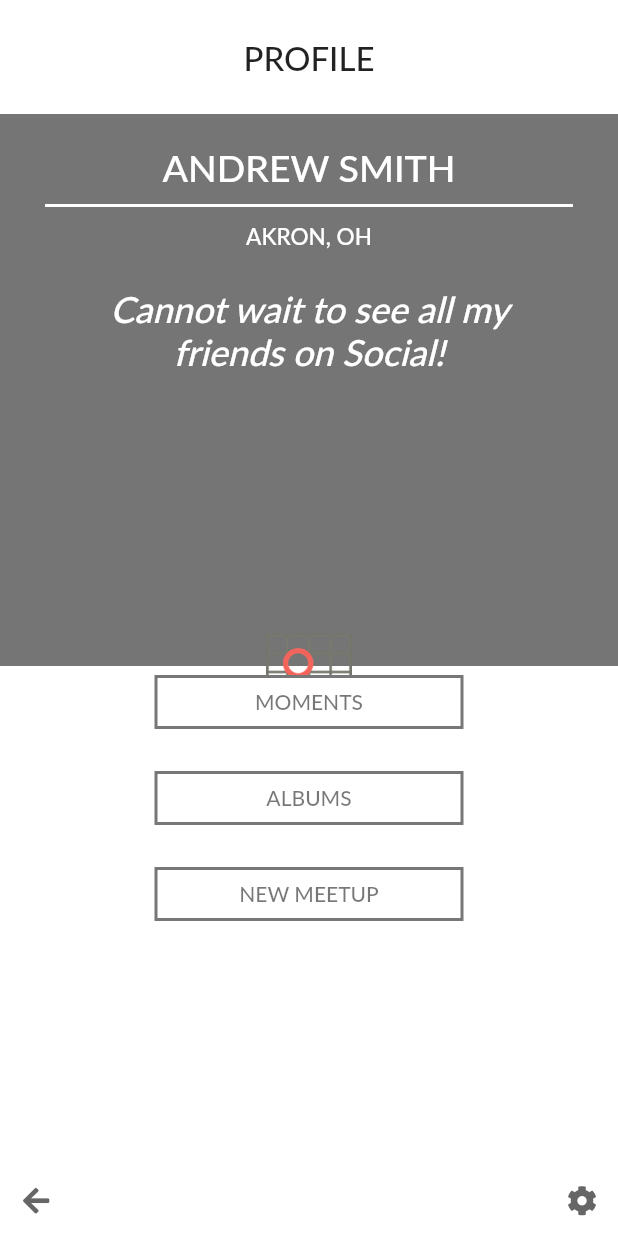
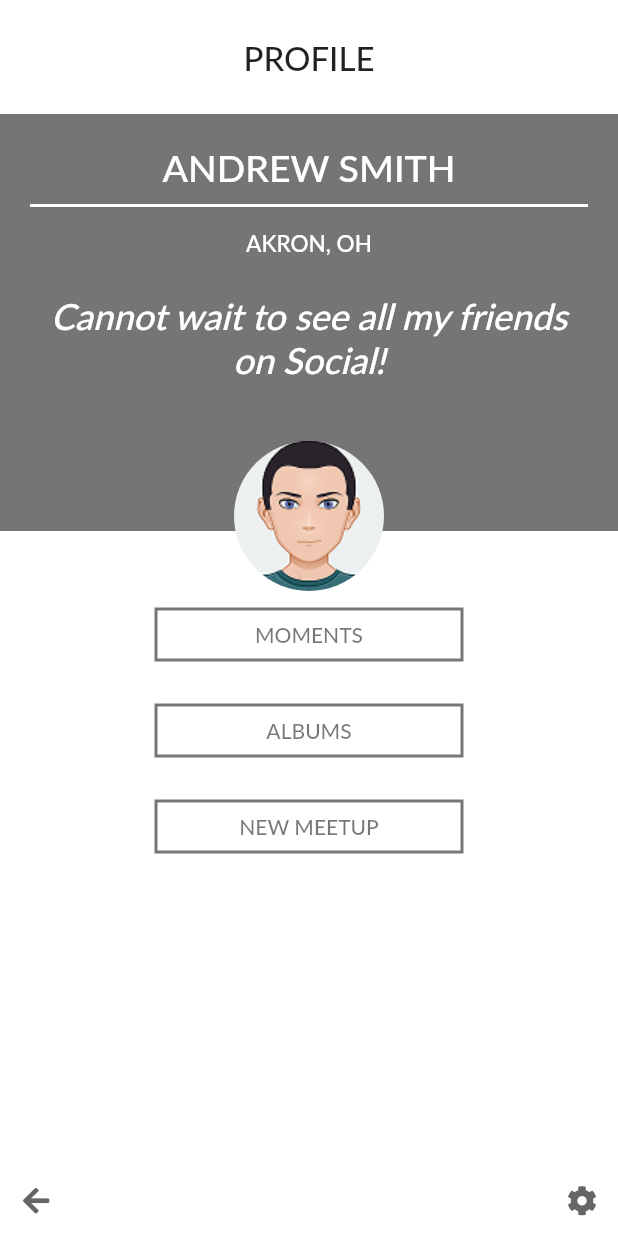
Before and after one commit to dboots/social, a Flutter app: the ProfilePage screen opened by its route, on a phone screen of 412 x 824 dp. Run offline on Flutter 3.47's test engine with Material 2 defaults, Android fonts, the phone set to English and light mode, and no system bars; our stand-ins replace camera, font_awesome_flutter.

Commit message:
fix: style of profile page

```diff
--- a/lib/widgets/profile/profile.dart
+++ b/lib/widgets/profile/profile.dart
@@ -33,24 +33,34 @@ class _ProfilePageState extends State<ProfilePage> {
               Center(
                   child: Container(
                       decoration: new BoxDecoration(color: Colors.black54),
-                      padding: EdgeInsets.all(20.0),
-                      child: Column(children: <Widget>[
-                        Text('ANDREW SMITH',
+                      margin: EdgeInsets.only(bottom: 45.0),
+                      padding: EdgeInsets.only(top: 15.0, left: 15.0, right: 15.0),
+                      child: Column(children: [
+                        Container(
+                          padding: EdgeInsets.all(5.0),
+                          child: Text('ANDREW SMITH',
                               style: TextStyle(
                                   fontFamily: 'Lato',
                                   fontSize: 25.0,
-                                color: Color(0xFFFFFFFF))),
+                                  color: Color(0xFFFFFFFF)),
+                              textAlign: TextAlign.center)
+                        ),
                         Container(
                             height: 2.0,
-                            margin: EdgeInsets.all(10.0),
-                            color: Colors.white),
-                        Text('AKRON, OH',
+                            margin: EdgeInsets.all(5.0),
+                            color: Colors.white
+                        ),
+                        Container(
+                          padding: EdgeInsets.all(10.0),
+                          child: Text('AKRON, OH',
                               style: TextStyle(
                                   fontFamily: 'Lato',
                                   fontSize: 15.0,
-                                color: Color(0xFFFFFFFF))),
+                                  color: Color(0xFFFFFFFF)),
+                              textAlign: TextAlign.center)
+                        ),
                         Container(
-                            padding: EdgeInsets.all(25.0),
+                            padding: EdgeInsets.only(top: 15.0, left: 15.0, right: 15.0),
                             child: Text(
                                 'Cannot wait to see all my friends on Social!',
                                 style: TextStyle(
@@ -58,10 +68,25 @@ class _ProfilePageState extends State<ProfilePage> {
                                     fontSize: 24.0,
                                     fontStyle: FontStyle.italic,
                                     color: Color(0xFFFFFFFF)),
-                                textAlign: TextAlign.center)),
-                        Container(
-                            child: Image.asset('images/icon_events.png',
-                                alignment: Alignment(0.0, 2.0), height: 150.0))
+                                textAlign: TextAlign.center)
+                        ),
+                        Container( child:  Transform(
+                            child: Container(
+                              width: 100.0,
+                              height: 100.0,
+                              decoration: BoxDecoration(
+                                  shape: BoxShape.circle,
+                                  image: DecorationImage(
+                                      fit: BoxFit.fill,
+                                      image: AssetImage('images/12.png')
+                                  )
+                              )
+                            ),
+                            alignment: Alignment.center,
+                            transform: Matrix4.identity()
+                              ..translate(0.0, 40.0),
+                          )
+                        )
                       ]))),
               Expanded(
                   child: Column(children: <Widget>[
--- a/pubspec.yaml
+++ b/pubspec.yaml
@@ -33,6 +33,8 @@ flutter:
     - images/icon_events.png
     - images/icon_meetup.png
     - images/icon_profile.png
+    - images/12.png
+    - images/man.png
 
   fonts:
     - family: Watermelon
```
Also changed, not shown: images/12.png (added), images/man.png (added). Lines whose indentation alone changed are shown as unchanged.
